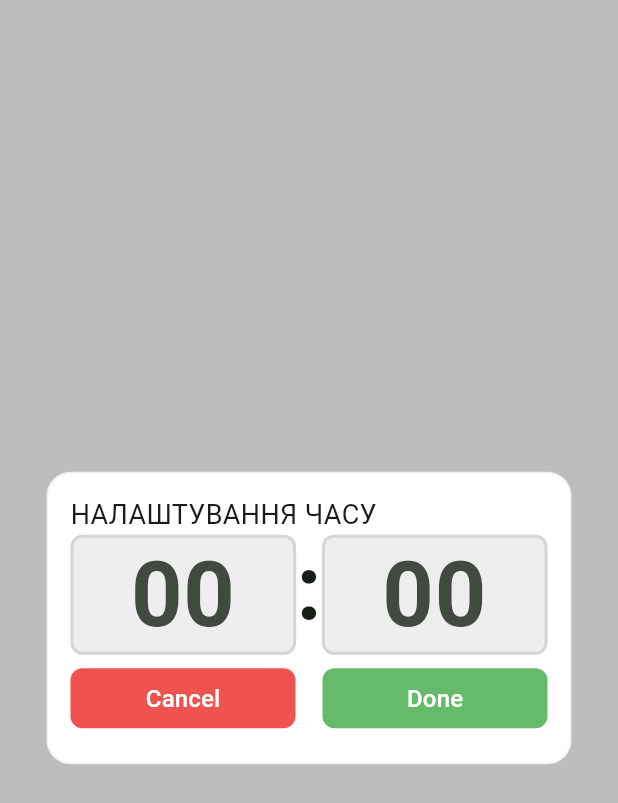
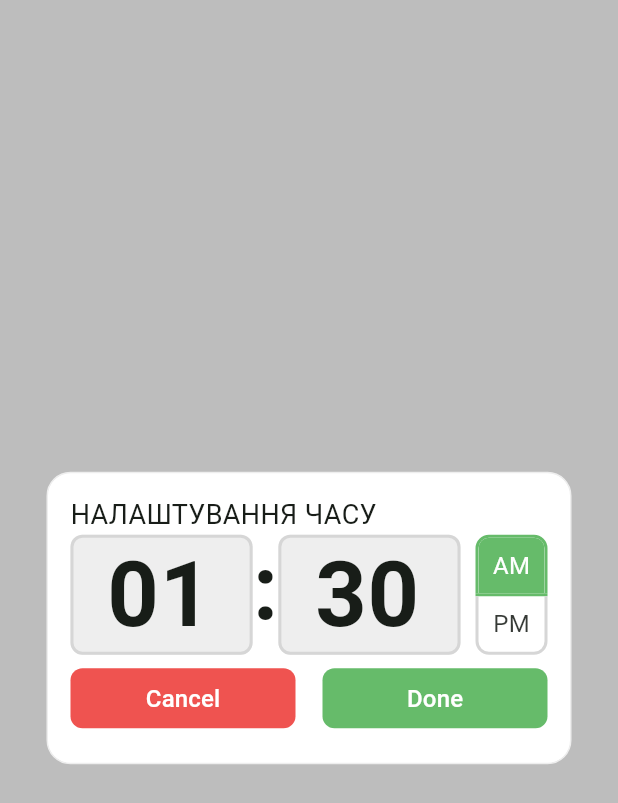
Before and after one commit to Alexrospersonal/flutter_todo_project, a Flutter app: the screen it shows after launch, on a phone screen of 412 x 824 dp. Shown: the top 803 px of the screen. Run offline on Flutter 3.47's test engine with Material 3 defaults, Android fonts, the phone set to English and light mode, and no system bars; our stand-ins replace flutter_riverpod, isar, table_calendar; accounts and stored records are empty; generated files the repository leaves out were written again; project files that could hold a hidden picture were left out.

Commit message:
create new nested time picker

```diff
--- a/lib/domain/utils/generic.dart
+++ b/lib/domain/utils/generic.dart
@@ -9,3 +9,8 @@ Color darkenColor(Color color, {double amount = 0.1}) {
 
   return Color.fromARGB(color.alpha, red, green, blue);
 }
+
+enum TimePickerInputType {
+  hour,
+  minute
+}
--- a/lib/main.dart
+++ b/lib/main.dart
@@ -1,7 +1,7 @@
 import 'package:flutter/material.dart';
 import 'package:flutter_riverpod/flutter_riverpod.dart';
 import 'package:flutter_todo_project/data/services/db_service.dart';
-import 'package:flutter_todo_project/presentation/generic_widgets/nested_time_picker.dart';
+import 'package:flutter_todo_project/presentation/generic_widgets/nested_time_picker/nested_time_picker.dart';
 import 'package:flutter_todo_project/presentation/screens/homepage.dart';
 
 void main() async {
@@ -32,7 +32,11 @@ class MainApp extends StatelessWidget {
         body: Center(
           child: NestedTimePicker(
           initialDate: DateTime.now(),
-          getTime: (TimeOfDay? time) {},
+          getTime: (TimeOfDay? time) {
+            if (time != null) {
+              print("Time: $time");
+            }
+          },
           title: "налаштування часу",
           ),
         ),
--- a/lib/presentation/generic_widgets/nested_time_picker.dart
+++ /dev/null
@@ -1,122 +0,0 @@
-import 'package:flutter/material.dart';
-import 'package:flutter_todo_project/presentation/generic_widgets/regular_button.dart';
-import 'package:flutter_todo_project/presentation/styles/generic_styles.dart';
-import 'package:flutter_todo_project/presentation/styles/time_picker_styles.dart';
-
-// TODO: додати AM/PM та написати логіку
-class NestedTimePicker extends StatefulWidget {
-  final DateTime initialDate;
-  final void Function(TimeOfDay?) getTime;
-  final String? title;
-
-  const NestedTimePicker({
-    super.key,
-    required this.initialDate,
-    required this.getTime,
-    this.title
-  });
-
-  @override
-  State<NestedTimePicker> createState() => _NestedTimePickerState();
-}
-
-class _NestedTimePickerState extends State<NestedTimePicker> {
-  TextEditingController hourController = TextEditingController();
-  TextEditingController minuteController = TextEditingController();
-
-  @override
-  Widget build(BuildContext context) {
-    return Container(
-      width: 350,
-      height: 195,
-      // constraints: BoxConstraints(
-      //   maxHeight: 220,
-      //   minHeight: 190
-      // ),
-      padding: const EdgeInsets.all(cardPadding),
-      decoration: outerCardStyle,
-      child: Column(
-        crossAxisAlignment: CrossAxisAlignment.start,
-        children: [
-          if (widget.title != null)
-          Text(
-            widget.title!.toUpperCase(),
-            style: titleStyle,
-          ),
-          Row(
-            crossAxisAlignment: CrossAxisAlignment.start,
-            children: [
-              NestedTimePickerInput(
-                flex: 1,
-                controller: hourController,
-              ),
-              const TimePickerInputSeparator(),
-              NestedTimePickerInput(
-                flex: 1,
-                controller: minuteController,
-              )
-            ],
-          ),
-          const SizedBox(height: 5,),
-          Row(
-            mainAxisAlignment: MainAxisAlignment.spaceBetween,
-            children: [
-              RegularButton(
-                text: "Cancel",
-                style: cancelButtonStyle,
-                onPressed: () {},
-              ),
-              RegularButton(
-                text: "Done",
-                style: comfirmButtonStyle,
-                onPressed: () {},
-              ),
-            ],
-          )
-      ]),
-    );
-  }
-}
-
-class NestedTimePickerInput extends StatelessWidget {
-  final int flex;
-  final TextEditingController controller;
-
-  const NestedTimePickerInput({
-    super.key,
-    required this.flex,
-    required this.controller
-  });
-
-  @override
-  Widget build(BuildContext context) {
-    return Flexible(
-      flex: 1,
-      child: TextField(
-        controller: controller,
-        keyboardType: TextInputType.number,
-        maxLength: 2,
-        textAlign: TextAlign.center,
-        cursorHeight: 55,
-        textAlignVertical: TextAlignVertical.center,
-        decoration: timePickerInputStyle,
-        style: timePickerTextStyle
-      ),
-    );
-  }
-}
-
-class TimePickerInputSeparator extends StatelessWidget {
-  const TimePickerInputSeparator({super.key});
-
-  @override
-  Widget build(Object context) {
-    return const Flexible(
-        flex: 0,
-        child: Text(
-        ":",
-        style: timePickerInputSeparatorStyle
-      ),
-    );
-  }
-}
--- /dev/null
+++ b/lib/presentation/generic_widgets/nested_time_picker/input_formatters.dart
@@ -0,0 +1,15 @@
+import 'package:flutter/services.dart';
+
+List<TextInputFormatter> getNumberInputFormatters(int maxValue) {
+  return [
+      FilteringTextInputFormatter.digitsOnly,
+      TextInputFormatter.withFunction((oldValue, newValue) {
+        final enteredNumber = int.tryParse(newValue.text);
+
+        if (enteredNumber != null && enteredNumber >= maxValue) {
+          return const TextEditingValue(text: '');
+        }
+        return newValue;
+      }),
+  ];
+}
--- /dev/null
+++ b/lib/presentation/generic_widgets/nested_time_picker/nested_time_picker.dart
@@ -0,0 +1,320 @@
+import 'package:flutter/material.dart';
+import 'package:flutter_todo_project/domain/utils/generic.dart';
+import 'package:flutter_todo_project/presentation/generic_widgets/nested_time_picker/input_formatters.dart';
+import 'package:flutter_todo_project/presentation/generic_widgets/regular_button.dart';
+import 'package:flutter_todo_project/presentation/styles/generic_styles.dart';
+import 'package:flutter_todo_project/presentation/styles/time_picker_styles.dart';
+import 'package:intl/intl.dart';
+
+// TODO: додати AM/PM та написати логіку
+class NestedTimePicker extends StatefulWidget {
+  final DateTime initialDate;
+  final void Function(TimeOfDay?) getTime;
+  final String? title;
+
+  const NestedTimePicker({
+    super.key,
+    required this.initialDate,
+    required this.getTime,
+    this.title
+  });
+
+  @override
+  State<NestedTimePicker> createState() => _NestedTimePickerState();
+}
+
+class _NestedTimePickerState extends State<NestedTimePicker> {
+
+  late TimeOfDay timeFromInput = TimeOfDay(
+    hour: widget.initialDate.hour,
+    minute: widget.initialDate.minute
+  );
+
+  late int amPm;
+
+  late bool is24HourFormat;
+
+  // TODO: переробити вірне переключання
+  //щоб pm міняв годину і навпаки можливо провіряти годину чи вона більше 12 чи ні
+  void getAmPmTogglingResult(int position) {
+    amPm = position;
+    if (position == 1) {
+      timeFromInput = TimeOfDay(
+        hour: timeFromInput.hour,
+        minute: timeFromInput.minute
+      );
+    }
+    else {
+      var hour = (timeFromInput.hour + 12) % 24;
+      timeFromInput = TimeOfDay(hour: hour, minute: timeFromInput.minute);
+    }
+    print("-- Formated time: $timeFromInput");
+  }
+
+  // TODO:  додати перебудову чусу відносно всіз паратметрів
+  // Типу я вівів 12 і вібувається перебувдова і проазунок часу
+  // Додати початкове значенння для AM/PM відносно години і також його
+  // міняти при перебудові
+  void getTime(int time, TimePickerInputType inputType) {
+    switch (inputType) {
+      case TimePickerInputType.hour:
+        timeFromInput = convertHourFrom12To24Format(time);
+      case TimePickerInputType.minute:
+        timeFromInput = TimeOfDay(hour: timeFromInput.hour, minute: time);
+    }
+    print("-- Formated time: $timeFromInput");
+  }
+
+  TimeOfDay convertHourFrom12To24Format(int hour) {
+    if (!is24HourFormat) {
+      int convertedHour = amPm == 0 ? hour : hour + 12;
+      return TimeOfDay(hour: convertedHour, minute: timeFromInput.minute);
+    }
+    return TimeOfDay(hour: hour, minute: timeFromInput.minute);
+  }
+
+  int get12HourFormat(String formattedTime) {
+    return int.parse(formattedTime.split(" ")[0][0]);
+  }
+
+  int getAmPm(String formattedTime) {
+    var amPm = formattedTime.split(" ")[1].toLowerCase();
+    return amPm == "am" ? 0 : 1;
+  }
+
+  @override
+  Widget build(BuildContext context) {
+    is24HourFormat =  MediaQuery.of(context).alwaysUse24HourFormat;
+
+    int hour = widget.initialDate.hour;
+    int minute = widget.initialDate.minute;
+
+
+    if (!is24HourFormat) {
+      String formattedTime = DateFormat('h:mm a').format(widget.initialDate);
+      hour = get12HourFormat(formattedTime);
+      amPm = getAmPm(formattedTime);
+    }
+
+    return Container(
+      width: 350,
+      height: 195,
+      padding: const EdgeInsets.all(cardPadding),
+      decoration: outerCardStyle,
+      child: Column(
+        crossAxisAlignment: CrossAxisAlignment.start,
+        children: [
+          if (widget.title != null)
+          Text(
+            widget.title!.toUpperCase(),
+            style: titleStyle,
+          ),
+          Row(
+            crossAxisAlignment: CrossAxisAlignment.start,
+            mainAxisSize: MainAxisSize.max,
+            children: [
+              NestedTimePickerInput(
+                flex: 1,
+                inputType: TimePickerInputType.hour,
+                initialTime: hour,
+                callback: getTime
+              ),
+              const TimePickerInputSeparator(),
+              NestedTimePickerInput(
+                flex: 1,
+                inputType: TimePickerInputType.minute,
+                initialTime: minute,
+                callback: getTime
+              ),
+              if (!is24HourFormat)
+                NestedAmPmToggle(
+                  flex: 0,
+                  initialValue: amPm,
+                  callback: getAmPmTogglingResult,
+                )
+            ],
+          ),
+          const SizedBox(height: 5),
+          Row(
+            mainAxisAlignment: MainAxisAlignment.spaceBetween,
+            children: [
+              RegularButton(
+                text: "Cancel",
+                style: cancelButtonStyle,
+                onPressed: () {},
+              ),
+              RegularButton(
+                text: "Done",
+                style: comfirmButtonStyle,
+                onPressed: () {},
+              ),
+            ],
+          )
+      ]),
+    );
+  }
+}
+
+class NestedAmPmToggle extends StatefulWidget {
+  final void Function(int) callback;
+  final int flex;
+  final int initialValue;
+
+  const NestedAmPmToggle({
+    super.key,
+    required this.flex,
+    required this.initialValue,
+    required this.callback
+  });
+
+  @override
+  State<NestedAmPmToggle> createState() => _NestedAmPmToggleState();
+}
+
+class _NestedAmPmToggleState extends State<NestedAmPmToggle> {
+  List<bool> isSelected = [false, false];
+
+  @override
+  void initState() {
+    super.initState();
+    isSelected[widget.initialValue] = true;
+  }
+
+  @override
+  Widget build(BuildContext context) {
+
+    return Flexible(
+      flex: widget.flex,
+      child: Container(
+        margin: const EdgeInsets.fromLTRB(10, 0, 0, 0),
+        child: ToggleButtons(
+          direction: Axis.vertical,
+          constraints: const BoxConstraints(
+            maxHeight: 37
+          ),
+          borderRadius: BorderRadius.circular(mediumBorderRadius),
+          borderWidth: baseBorderWidth,
+          borderColor: borderColor,
+          selectedColor: Colors.white,
+          selectedBorderColor: comfirmBtnColor,
+          fillColor: comfirmBtnColor,
+          isSelected: isSelected,
+          onPressed: (index) {
+            setState(() {
+              for (int i = 0; i < isSelected.length; i++) {
+                isSelected[i] = i == index;
+              }
+            });
+            widget.callback(index);
+          },
+          children: const [
+          Center(
+            child: Text(
+              "AM",
+              style: regularButtonTextStyle
+              )
+          ),
+          Center(
+            child: Text(
+              "PM",
+              style: regularButtonTextStyle,
+            )
+          ),
+        ],
+        ),
+      )
+    );
+  }
+}
+
+class NestedTimePickerInput extends StatefulWidget {
+  final int flex;
+  final TimePickerInputType inputType;
+  final int initialTime;
+  final void Function(int, TimePickerInputType) callback;
+
+  const NestedTimePickerInput({
+    super.key,
+    required this.flex,
+    required this.inputType,
+    required this.initialTime,
+    required this.callback
+  });
+
+  @override
+  State<NestedTimePickerInput> createState() => _NestedTimePickerInputState();
+}
+
+class _NestedTimePickerInputState extends State<NestedTimePickerInput> {
+  TextEditingController controller = TextEditingController();
+
+
+  int getMaxValue(BuildContext context) {
+    final bool is24HourFormat =  MediaQuery.of(context).alwaysUse24HourFormat;
+
+    switch (widget.inputType) {
+      case TimePickerInputType.hour:
+        return is24HourFormat ? 24 : 13;
+      case TimePickerInputType.minute:
+        return 60;
+    }
+  }
+
+  @override
+  void initState() {
+    super.initState();
+    controller.text =  widget.initialTime.toString().padLeft(2, "0");
+  }
+
+  @override
+  Widget build(BuildContext context) {
+    final int maxValue = getMaxValue(context);
+
+    return Flexible(
+      flex: 1,
+      child: TextField(
+        controller: controller,
+        keyboardType: TextInputType.number,
+        inputFormatters: getNumberInputFormatters(maxValue),
+        maxLength: 2,
+        textAlign: TextAlign.center,
+        cursorHeight: 55,
+        textAlignVertical: TextAlignVertical.center,
+        decoration: timePickerInputStyle,
+        onSubmitted: (value) {
+          setState(() {
+            widget.callback(
+              int.parse(controller.text),
+              widget.inputType
+            );
+          });
+        },
+        onTapOutside: (event) {
+          setState(() {
+            widget.callback(
+              int.parse(controller.text),
+              widget.inputType
+            );
+          });
+          FocusScope.of(context).unfocus();
+        },
+        style: timePickerTextStyle
+      ),
+    );
+  }
+}
+
+class TimePickerInputSeparator extends StatelessWidget {
+  const TimePickerInputSeparator({super.key});
+
+  @override
+  Widget build(Object context) {
+    return const Flexible(
+        flex: 0,
+        child: Text(
+        ":",
+        style: timePickerInputSeparatorStyle
+      ),
+    );
+  }
+}
--- a/lib/presentation/styles/generic_styles.dart
+++ b/lib/presentation/styles/generic_styles.dart
@@ -15,10 +15,13 @@ const double bigBorderRadius = 16.0;
 const double mediumBorderRadius = 8.0;
 const double smallBorderRadius = 4.0;
 
+const double baseBorderWidth = 2.0;
+
 const double cardPadding = 15.0;
 
 final Color cancelBtnColor = Colors.red[400]!;
 final Color comfirmBtnColor = Colors.green[400]!;
+final Color borderColor = Colors.grey[350]!;
 const double amountOfColorDimming = 0.3;
 
 const double regularButtonWidth = 150.0;
--- a/lib/presentation/styles/time_picker_styles.dart
+++ b/lib/presentation/styles/time_picker_styles.dart
@@ -8,15 +8,15 @@ InputDecoration timePickerInputStyle = InputDecoration(
   focusedBorder: OutlineInputBorder(
     borderRadius: const BorderRadius.all(Radius.circular(mediumBorderRadius)),
     borderSide: BorderSide(
-      width: 2.0,
+      width: baseBorderWidth,
       color: comfirmBtnColor
     )
   ),
   enabledBorder: OutlineInputBorder(
     borderRadius: const BorderRadius.all(Radius.circular(mediumBorderRadius)),
     borderSide: BorderSide(
-      width: 2.0,
-      color: Colors.grey[350]!
+      width: baseBorderWidth,
+      color: borderColor
     )
   ),
   contentPadding: const EdgeInsets.all(10),
```
